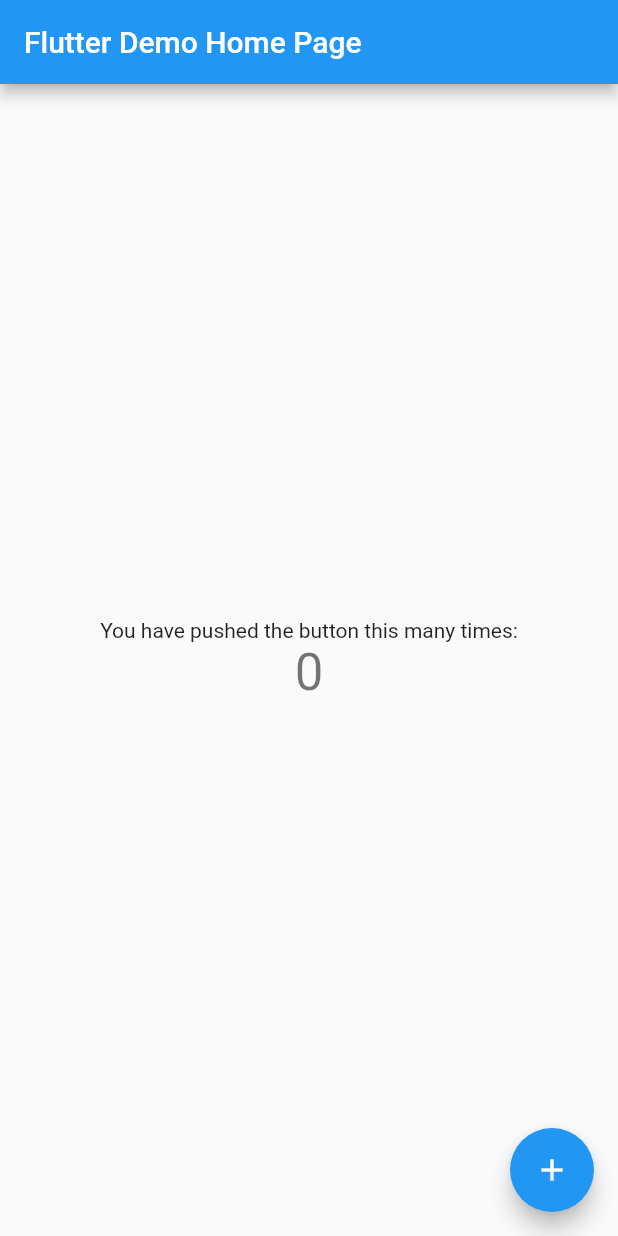
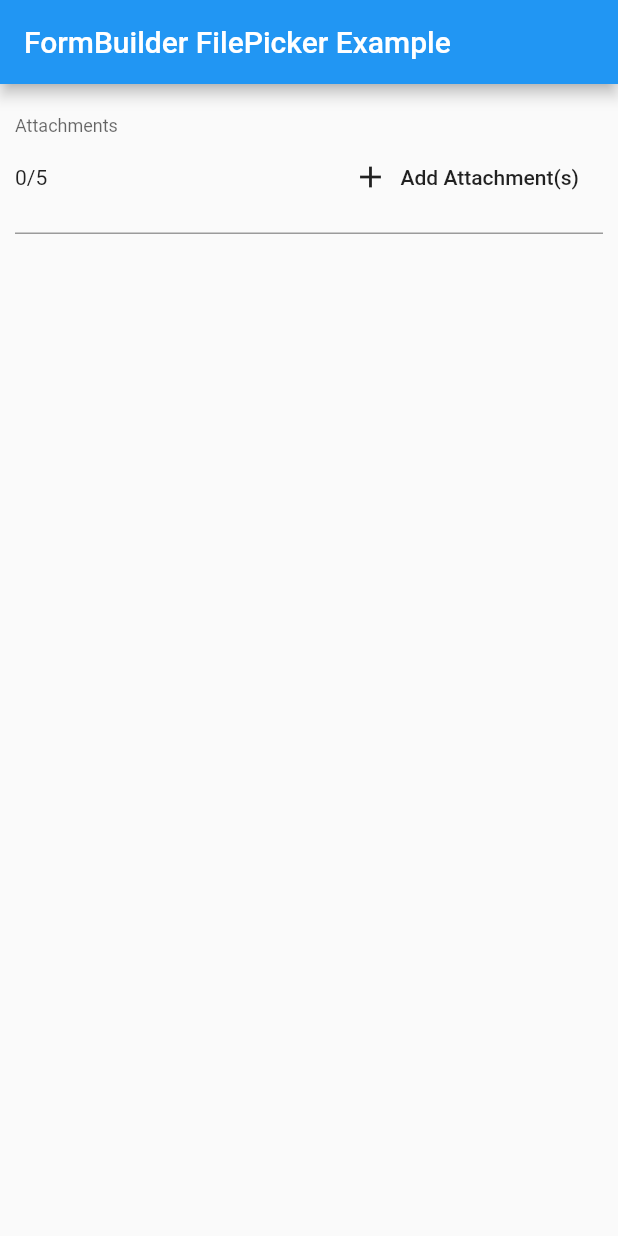
Before and after one commit to flutter-form-builder-ecosystem/form_builder_file_picker, a Flutter app: the screen it shows after launch, on a phone screen of 412 x 824 dp. Run offline on Flutter 3.47's test engine with Material 2 defaults, Android fonts, the phone set to English and light mode, and no system bars; drawn by our look-alikes of flutter_form_builder; our stand-ins replace file_picker, permission_handler; missing offline and left inert: multi_image_picker.

Commit message:
Set up example app

```diff
--- a/example/lib/main.dart
+++ b/example/lib/main.dart
@@ -1,111 +1,51 @@
 import 'package:flutter/material.dart';
+import 'package:flutter_form_builder/flutter_form_builder.dart';
+import 'package:form_builder_file_picker/form_builder_file_picker.dart';
 
 void main() => runApp(MyApp());
 
 class MyApp extends StatelessWidget {
-  // This widget is the root of your application.
   @override
   Widget build(BuildContext context) {
     return MaterialApp(
       title: 'Flutter Demo',
       theme: ThemeData(
-        // This is the theme of your application.
-        //
-        // Try running your application with "flutter run". You'll see the
-        // application has a blue toolbar. Then, without quitting the app, try
-        // changing the primarySwatch below to Colors.green and then invoke
-        // "hot reload" (press "r" in the console where you ran "flutter run",
-        // or simply save your changes to "hot reload" in a Flutter IDE).
-        // Notice that the counter didn't reset back to zero; the application
-        // is not restarted.
         primarySwatch: Colors.blue,
       ),
-      home: MyHomePage(title: 'Flutter Demo Home Page'),
+      home: MyHomePage(),
     );
   }
 }
 
 class MyHomePage extends StatefulWidget {
-  MyHomePage({Key key, this.title}) : super(key: key);
-
-  // This widget is the home page of your application. It is stateful, meaning
-  // that it has a State object (defined below) that contains fields that affect
-  // how it looks.
-
-  // This class is the configuration for the state. It holds the values (in this
-  // case the title) provided by the parent (in this case the App widget) and
-  // used by the build method of the State. Fields in a Widget subclass are
-  // always marked "final".
-
-  final String title;
-
   @override
   _MyHomePageState createState() => _MyHomePageState();
 }
 
 class _MyHomePageState extends State<MyHomePage> {
-  int _counter = 0;
-
-  void _incrementCounter() {
-    setState(() {
-      // This call to setState tells the Flutter framework that something has
-      // changed in this State, which causes it to rerun the build method below
-      // so that the display can reflect the updated values. If we changed
-      // _counter without calling setState(), then the build method would not be
-      // called again, and so nothing would appear to happen.
-      _counter++;
-    });
-  }
+  GlobalKey<FormBuilderState> _formKey = GlobalKey();
 
   @override
   Widget build(BuildContext context) {
-    // This method is rerun every time setState is called, for instance as done
-    // by the _incrementCounter method above.
-    //
-    // The Flutter framework has been optimized to make rerunning build methods
-    // fast, so that you can just rebuild anything that needs updating rather
-    // than having to individually change instances of widgets.
     return Scaffold(
       appBar: AppBar(
-        // Here we take the value from the MyHomePage object that was created by
-        // the App.build method, and use it to set our appbar title.
-        title: Text(widget.title),
+        title: Text("FormBuilder FilePicker Example"),
       ),
-      body: Center(
-        // Center is a layout widget. It takes a single child and positions it
-        // in the middle of the parent.
+      body: Padding(
+        padding: EdgeInsets.all(10),
+      child: FormBuilder(
+        key: _formKey,
         child: Column(
-          // Column is also a layout widget. It takes a list of children and
-          // arranges them vertically. By default, it sizes itself to fit its
-          // children horizontally, and tries to be as tall as its parent.
-          //
-          // Invoke "debug painting" (press "p" in the console, choose the
-          // "Toggle Debug Paint" action from the Flutter Inspector in Android
-          // Studio, or the "Toggle Debug Paint" command in Visual Studio Code)
-          // to see the wireframe for each widget.
-          //
-          // Column has various properties to control how it sizes itself and
-          // how it positions its children. Here we use mainAxisAlignment to
-          // center the children vertically; the main axis here is the vertical
-          // axis because Columns are vertical (the cross axis would be
-          // horizontal).
-          mainAxisAlignment: MainAxisAlignment.center,
           children: <Widget>[
-            Text(
-              'You have pushed the button this many times:',
-            ),
-            Text(
-              '$_counter',
-              style: Theme.of(context).textTheme.display1,
+            FormBuilderFilePicker(
+              attribute: "images",
+              decoration: InputDecoration(labelText: "Attachments"),
+              maxImages: 5,
             ),
           ],
         ),
       ),
-      floatingActionButton: FloatingActionButton(
-        onPressed: _incrementCounter,
-        tooltip: 'Increment',
-        child: Icon(Icons.add),
-      ), // This trailing comma makes auto-formatting nicer for build methods.
+      ),
     );
   }
 }
```
Also changed, not shown: example/pubspec.yaml (+3 -54 lines), example/pubspec.lock, 8 other files.
